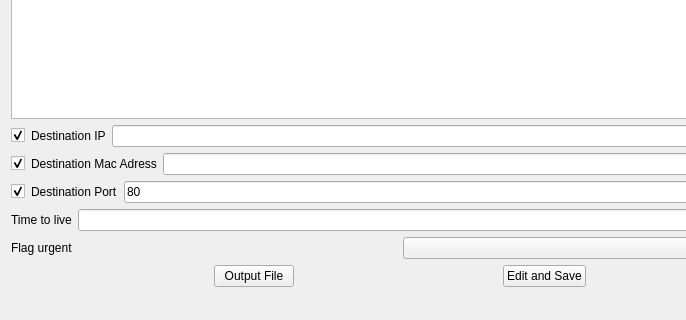
Before: the Qt Designer form mainwindow.ui in xQsme/SRC_Packets, drawn with Qt 5; both pictures show x 0 to 686 and y 280 to 600 of the 800 by 600 pixel window.
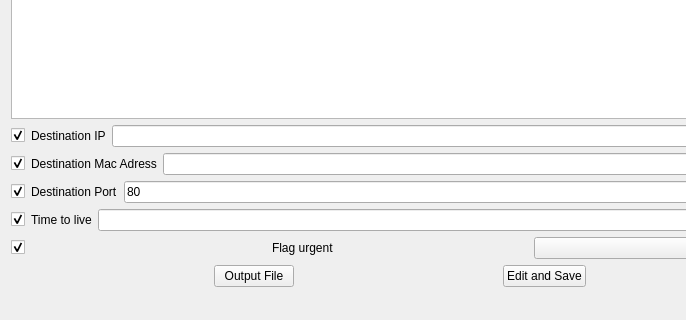
After: the same form once the commit is applied.

Commit message: adiçao de check boxes e algumas validaçoes

The edit to the form file:
```diff
--- a/mainwindow.ui
+++ b/mainwindow.ui
@@ -149,6 +149,16 @@
       </item>
       <item>
        <layout class="QHBoxLayout" name="horizontalLayout">
+        <item>
+         <widget class="QCheckBox" name="checkTtl">
+          <property name="text">
+           <string/>
+          </property>
+          <property name="checked">
+           <bool>true</bool>
+          </property>
+         </widget>
+        </item>
         <item>
          <widget class="QLabel" name="label_5">
           <property name="text">
@@ -163,6 +173,16 @@
       </item>
       <item>
        <layout class="QHBoxLayout" name="horizontalLayout_6">
+        <item>
+         <widget class="QCheckBox" name="checkFlag">
+          <property name="text">
+           <string/>
+          </property>
+          <property name="checked">
+           <bool>true</bool>
+          </property>
+         </widget>
+        </item>
         <item>
          <widget class="QLabel" name="label_6">
           <property name="text">
```
The commit also changes 2 other files.
